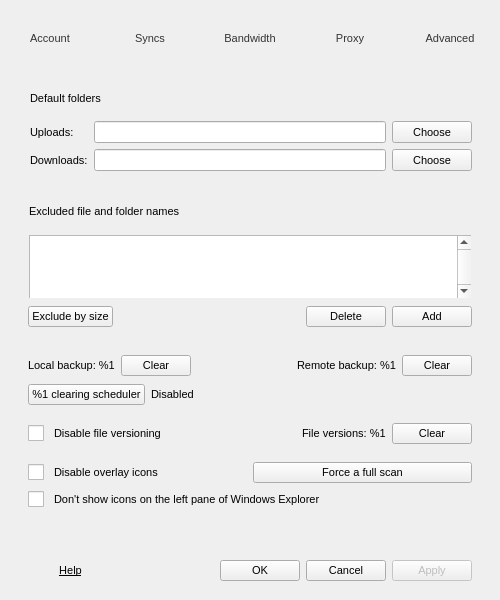
This is src/MEGASync/gui/win/SettingsDialog.ui in meganz/MEGAsync as Qt 5 draws it before an edit. The edited form follows.
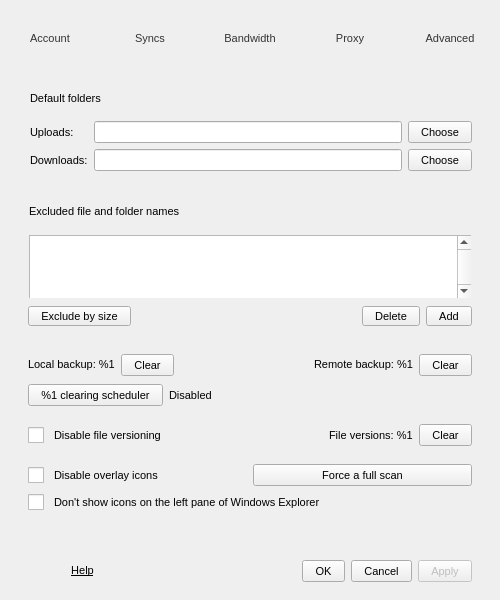
This is the edited form. The open tabs and pages were chosen to show the change. Icons and pictures are not drawn.

Commit message: Add several UI adjusements to fix artifacts when enforcing QT_SCALE_FACTOR due to zoom settings don't give room for MEGAsync GUI

Diff of the .ui file:
```diff
--- a/src/MEGASync/gui/win/SettingsDialog.ui
+++ b/src/MEGASync/gui/win/SettingsDialog.ui
@@ -47,6 +47,11 @@
 	border:none;
 }
 
+QPushButton {
+padding-right: 12px;
+padding-left: 12px;
+}
+
 QComboBox::drop-down {
 width: 16px;
 }
@@ -562,6 +567,12 @@
       </item>
       <item>
        <widget class="QPushButton" name="bOk">
+        <property name="minimumSize">
+         <size>
+          <width>0</width>
+          <height>22</height>
+         </size>
+        </property>
         <property name="styleSheet">
          <string notr="true"/>
         </property>
@@ -581,6 +592,12 @@
           <verstretch>0</verstretch>
          </sizepolicy>
         </property>
+        <property name="minimumSize">
+         <size>
+          <width>0</width>
+          <height>22</height>
+         </size>
+        </property>
         <property name="text">
          <string>Cancel</string>
         </property>
@@ -597,7 +614,7 @@
         <property name="minimumSize">
          <size>
           <width>0</width>
-          <height>0</height>
+          <height>22</height>
          </size>
         </property>
         <property name="maximumSize">
@@ -3371,6 +3388,12 @@
              </property>
              <item>
               <widget class="QPushButton" name="bExcludeSize">
+               <property name="sizePolicy">
+                <sizepolicy hsizetype="Minimum" vsizetype="Preferred">
+                 <horstretch>0</horstretch>
+                 <verstretch>0</verstretch>
+                </sizepolicy>
+               </property>
                <property name="text">
                 <string>Exclude by size</string>
                </property>
@@ -3402,7 +3425,7 @@
              <item>
               <widget class="QPushButton" name="bDeleteName">
                <property name="sizePolicy">
-                <sizepolicy hsizetype="Preferred" vsizetype="Fixed">
+                <sizepolicy hsizetype="Preferred" vsizetype="Preferred">
                  <horstretch>0</horstretch>
                  <verstretch>0</verstretch>
                 </sizepolicy>
@@ -3575,7 +3598,7 @@
                <property name="minimumSize">
                 <size>
                  <width>0</width>
-                 <height>0</height>
+                 <height>22</height>
                 </size>
                </property>
                <property name="maximumSize">
@@ -3660,6 +3683,12 @@
              </item>
              <item>
               <widget class="QPushButton" name="bClearRemoteCache">
+               <property name="minimumSize">
+                <size>
+                 <width>0</width>
+                 <height>22</height>
+                </size>
+               </property>
                <property name="maximumSize">
                 <size>
                  <width>70</width>
@@ -3694,6 +3723,12 @@
           </property>
           <item>
            <widget class="QPushButton" name="bLocalCleaner">
+            <property name="minimumSize">
+             <size>
+              <width>0</width>
+              <height>22</height>
+             </size>
+            </property>
             <property name="text">
              <string>%1 clearing scheduler</string>
             </property>
@@ -3805,6 +3840,12 @@
           </item>
           <item>
            <widget class="QPushButton" name="bClearFileVersions">
+            <property name="minimumSize">
+             <size>
+              <width>0</width>
+              <height>22</height>
+             </size>
+            </property>
             <property name="text">
              <string>Clear</string>
             </property>
@@ -3912,7 +3953,7 @@
             <property name="minimumSize">
              <size>
               <width>0</width>
-              <height>0</height>
+              <height>22</height>
              </size>
             </property>
             <property name="text">
```
Left out of the diff: 12 changed lines with no effect on the pictures. The commit also changes 17 other files.
